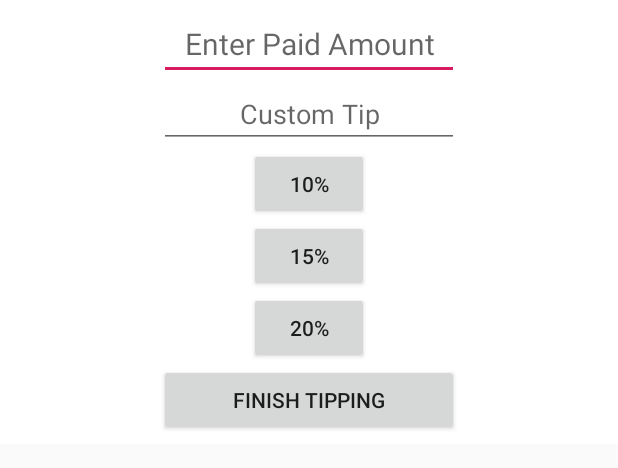
After one commit to lambda-build-tipsease/build-tipsease-android, an Android app: the layout fragment_add_tip.xml on its own in the app's theme, with its tools: preview values and no code run, on a phone screen of 412 x 824 dp. The commit adds this screen. Shown: the top 468 px of the screen. Run offline under Robolectric (Android 15) with nearby library versions, the phone set to English and light mode, and no system bars.

Commit message:
Tipping calculator functionality completed

```diff
--- a/app/src/main/java/com/vivekvishwanath/tipsease/CustomerMainActivity.java
+++ b/app/src/main/java/com/vivekvishwanath/tipsease/CustomerMainActivity.java
@@ -76,8 +76,7 @@ public class CustomerMainActivity extends AppCompatActivity {
                 employeeListAdapter.notifyDataSetChanged();
                 if (!s.toString().equals("")) {
                     for (int i = 0; i < allEmployees.size(); i++) {
-                        if (allEmployees.get(i).getFirstName().startsWith(s.toString()) ||
-                                allEmployees.get(i).getLastName().startsWith(s.toString())) {
+                        if (allEmployees.get(i).getFirstName().startsWith(s.toString())) {
                             matchedEmployees.add(allEmployees.get(i));
                             final int employeeId = allEmployees.get(i).getId();
                             final String imageUrl = allEmployees.get(i).getImageUrl();
--- a/app/src/main/java/com/vivekvishwanath/tipsease/LoginActivity.java
+++ b/app/src/main/java/com/vivekvishwanath/tipsease/LoginActivity.java
@@ -33,7 +33,7 @@ public class LoginActivity extends AppCompatActivity {
     private TextView forgetLoginInfoView;
     private TextView signUpView;
     private Context context;
-    private static SharedPreferences prefs;
+    public static SharedPreferences prefs;
 
     @Override
     protected void onCreate(Bundle savedInstanceState) {
--- a/app/src/main/java/com/vivekvishwanath/tipsease/UpdateEmployeeDetailsFragment.java
+++ b/app/src/main/java/com/vivekvishwanath/tipsease/UpdateEmployeeDetailsFragment.java
@@ -174,12 +174,11 @@ public class UpdateEmployeeDetailsFragment extends DialogFragment {
         bm.compress(Bitmap.CompressFormat.JPEG,100,baos);
         byte[] b = baos.toByteArray();
         String encImage = Base64.encodeToString(b, Base64.DEFAULT);
+
         encImage = encImage.replace("\n", "");
+        return encImage;
 
-        return encImage;
     }
 
 
-
-
 }
--- a/app/src/main/res/layout/employee_details_fragment.xml
+++ b/app/src/main/res/layout/employee_details_fragment.xml
@@ -105,6 +105,7 @@
                 android:layout_margin="5dp"/>
 
             <Button
+                android:id="@+id/add_tip_button"
                 android:layout_width="wrap_content"
                 android:layout_height="wrap_content"
                 android:text="Add Tip"
--- /dev/null
+++ b/app/src/main/res/layout/fragment_add_tip.xml
@@ -0,0 +1,72 @@
+<?xml version="1.0" encoding="utf-8"?>
+<android.support.constraint.ConstraintLayout xmlns:android="http://schemas.android.com/apk/res/android"
+    xmlns:tools="http://schemas.android.com/tools"
+    android:layout_width="match_parent"
+    android:layout_height="wrap_content"
+    xmlns:app="http://schemas.android.com/apk/res-auto"
+    tools:context=".AddTipFragment"
+    android:background="@color/cardview_light_background"
+    android:padding="5dp">
+
+    <EditText
+        android:id="@+id/amount_paid"
+        android:layout_width="200dp"
+        android:layout_height="wrap_content"
+        android:hint="Enter Paid Amount"
+        android:textSize="20sp"
+        app:layout_constraintTop_toTopOf="parent"
+        app:layout_constraintLeft_toLeftOf="parent"
+        app:layout_constraintRight_toRightOf="parent"
+        android:gravity="center"/>
+
+    <EditText
+        android:id="@+id/custom_tip"
+        android:layout_width="200dp"
+        android:layout_height="wrap_content"
+        android:hint="Custom Tip"
+        app:layout_constraintTop_toBottomOf="@id/amount_paid"
+        app:layout_constraintLeft_toLeftOf="parent"
+        app:layout_constraintRight_toRightOf="parent"
+        android:gravity="center"/>
+
+    <Button
+        android:id="@+id/ten_percent_button"
+        android:layout_width="80dp"
+        android:layout_height="wrap_content"
+        android:text="10%"
+        app:layout_constraintTop_toBottomOf="@id/custom_tip"
+        app:layout_constraintLeft_toLeftOf="parent"
+        app:layout_constraintRight_toRightOf="parent"/>
+
+    <Button
+        android:id="@+id/fifteen_percent_button"
+        android:layout_width="80dp"
+        android:layout_height="wrap_content"
+        android:text="15%"
+        app:layout_constraintTop_toBottomOf="@id/ten_percent_button"
+        app:layout_constraintLeft_toLeftOf="parent"
+        app:layout_constraintRight_toRightOf="parent"/>
+
+    <Button
+        android:id="@+id/twenty_percent_button"
+        android:layout_width="80dp"
+        android:layout_height="wrap_content"
+        android:text="20%"
+        app:layout_constraintTop_toBottomOf="@id/fifteen_percent_button"
+        app:layout_constraintLeft_toLeftOf="parent"
+        app:layout_constraintRight_toRightOf="parent"
+        />
+
+    <Button
+        android:id="@+id/finish_tipping_button"
+        android:layout_width="200dp"
+        android:layout_height="wrap_content"
+        android:text="Finish Tipping"
+        app:layout_constraintTop_toBottomOf="@id/twenty_percent_button"
+        app:layout_constraintLeft_toLeftOf="parent"
+        app:layout_constraintRight_toRightOf="parent"/>
+
+
+
+
+</android.support.constraint.ConstraintLayout>
```
Also changed, not shown: app/src/main/java/com/vivekvishwanath/tipsease/AddTipFragment.java (added, +107 -0 lines), app/src/main/java/com/vivekvishwanath/tipsease/EmployeeDetailsFragment.java (+21 -0 lines), app/src/main/java/com/vivekvishwanath/tipsease/EmployeeTippingHistoryFragment.java (added, +29 -0 lines), app/src/main/java/com/vivekvishwanath/tipsease/ImageNetworkAdapter.java (deleted, +0 -100 lines), app/src/main/java/com/vivekvishwanath/tipsease/UserDAO.java (+21 -4 lines), app/src/main/res/layout/fragment_employee_tipping_history.xml (added, +14 -0 lines).
